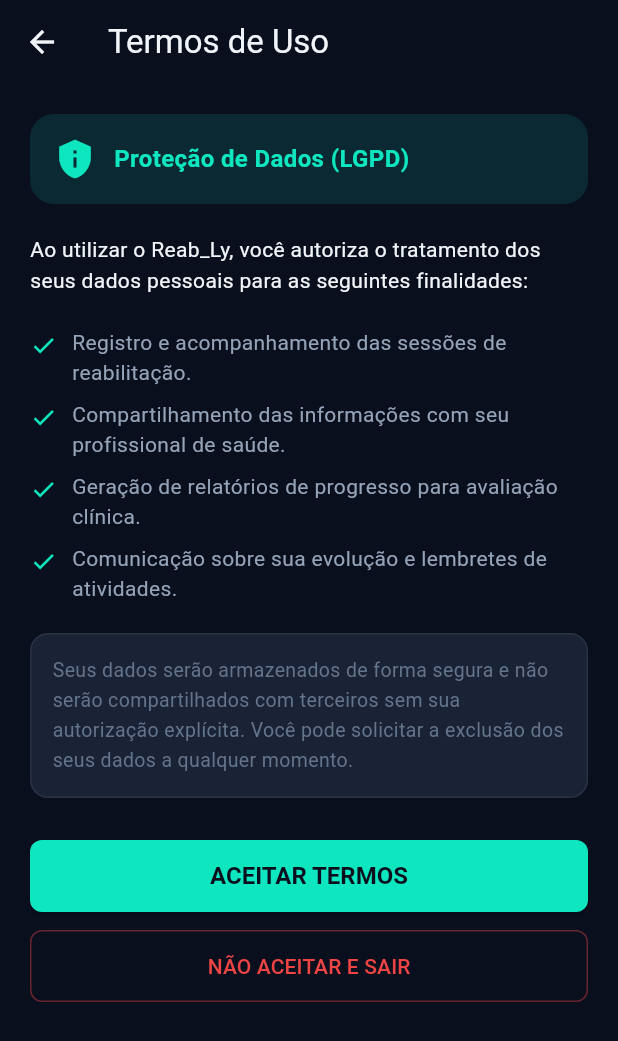
After one commit to CaparicaLeo/Rehably-Mobile, a Flutter app: the ConsentScreen screen opened directly, on a phone screen of 412 x 824 dp. The commit adds this screen. Shown: the top 1041 px of the screen. Run offline on Flutter 3.47's test engine with Material 3 defaults, Android fonts, the phone set to English and light mode, and no system bars; our stand-ins replace shared_preferences; accounts and stored records are empty.

Commit message:
feat: add LGPD consent flow — ConsentScreen, accept/reject, self-delete

```diff
--- a/lib/models/user.dart
+++ b/lib/models/user.dart
@@ -95,6 +95,8 @@ class PatientProfile {
   final String? doctorId;
   final String birthDate;
   final String? clinicalCondition;
+  final bool consentimentoLgpd;
+  final String? consentimentoEm;
 
   PatientProfile({
     required this.id,
@@ -102,6 +104,8 @@ class PatientProfile {
     this.doctorId,
     required this.birthDate,
     this.clinicalCondition,
+    this.consentimentoLgpd = false,
+    this.consentimentoEm,
   });
 
   factory PatientProfile.fromJson(Map<String, dynamic> json) {
@@ -111,6 +115,8 @@ class PatientProfile {
       doctorId: json['doctor_id'] as String?,
       birthDate: json['birth_date'] as String,
       clinicalCondition: json['clinical_condition'] as String?,
+      consentimentoLgpd: json['consentimento_lgpd'] as bool? ?? false,
+      consentimentoEm: json['consentimento_em'] as String?,
     );
   }
 
@@ -120,5 +126,7 @@ class PatientProfile {
         'doctor_id': doctorId,
         'birth_date': birthDate,
         'clinical_condition': clinicalCondition,
+        'consentimento_lgpd': consentimentoLgpd,
+        'consentimento_em': consentimentoEm,
       };
 }
--- /dev/null
+++ b/lib/screens/consent/consent_screen.dart
@@ -0,0 +1,159 @@
+import 'package:flutter/material.dart';
+import 'package:provider/provider.dart';
+import '../../config/theme.dart';
+import '../../providers/auth_provider.dart';
+
+class ConsentScreen extends StatefulWidget {
+  const ConsentScreen({super.key});
+
+  @override
+  State<ConsentScreen> createState() => _ConsentScreenState();
+}
+
+class _ConsentScreenState extends State<ConsentScreen> {
+  bool _accepting = false;
+  bool _rejecting = false;
+
+  Future<void> _accept() async {
+    setState(() => _accepting = true);
+    final auth = context.read<AuthProvider>();
+    final ok = await auth.acceptConsent();
+    if (mounted && !ok) {
+      ScaffoldMessenger.of(context).showSnackBar(
+        const SnackBar(content: Text('Erro ao registrar consentimento.')),
+      );
+    }
+    if (mounted) setState(() => _accepting = false);
+  }
+
+  Future<void> _reject() async {
+    final confirm = await showDialog<bool>(
+      context: context,
+      builder: (ctx) => AlertDialog(
+        backgroundColor: AppColors.surface,
+        title: const Text('Excluir conta?', style: TextStyle(color: AppColors.text)),
+        content: const Text(
+          'Se você não aceitar os termos, sua conta e todos os dados serão excluídos permanentemente.',
+          style: TextStyle(color: AppColors.textMuted, fontSize: 14),
+        ),
+        actions: [
+          TextButton(
+            onPressed: () => Navigator.pop(ctx, false),
+            child: const Text('Cancelar'),
+          ),
+          TextButton(
+            onPressed: () => Navigator.pop(ctx, true),
+            style: TextButton.styleFrom(foregroundColor: AppColors.red),
+            child: const Text('Excluir conta'),
+          ),
+        ],
+      ),
+    );
+    if (confirm != true) return;
+    setState(() => _rejecting = true);
+    final auth = context.read<AuthProvider>();
+    await auth.deleteAccount();
+  }
+
+  @override
+  Widget build(BuildContext context) {
+    return Scaffold(
+      appBar: AppBar(title: const Text('Termos de Uso')),
+      body: _rejecting
+          ? const Center(child: CircularProgressIndicator())
+          : SingleChildScrollView(
+              padding: const EdgeInsets.all(20),
+              child: Column(
+                crossAxisAlignment: CrossAxisAlignment.start,
+                children: [
+                  Container(
+                    padding: const EdgeInsets.all(16),
+                    decoration: BoxDecoration(
+                      color: AppColors.tealDim,
+                      borderRadius: BorderRadius.circular(16),
+                    ),
+                    child: const Row(
+                      children: [
+                        Icon(Icons.privacy_tip, color: AppColors.teal, size: 28),
+                        SizedBox(width: 12),
+                        Expanded(
+                          child: Text(
+                            'Proteção de Dados (LGPD)',
+                            style: TextStyle(fontSize: 16, fontWeight: FontWeight.w700, color: AppColors.teal),
+                          ),
+                        ),
+                      ],
+                    ),
+                  ),
+                  const SizedBox(height: 20),
+                  const Text(
+                    'Ao utilizar o Reab_Ly, você autoriza o tratamento dos seus dados pessoais para as seguintes finalidades:',
+                    style: TextStyle(fontSize: 14, color: AppColors.text, height: 1.5),
+                  ),
+                  const SizedBox(height: 16),
+                  _item('Registro e acompanhamento das sessões de reabilitação.'),
+                  _item('Compartilhamento das informações com seu profissional de saúde.'),
+                  _item('Geração de relatórios de progresso para avaliação clínica.'),
+                  _item('Comunicação sobre sua evolução e lembretes de atividades.'),
+                  const SizedBox(height: 16),
+                  Container(
+                    padding: const EdgeInsets.all(14),
+                    decoration: BoxDecoration(
+                      color: AppColors.surface2,
+                      borderRadius: BorderRadius.circular(12),
+                      border: Border.all(color: AppColors.border),
+                    ),
+                    child: const Text(
+                      'Seus dados serão armazenados de forma segura e não serão compartilhados com terceiros sem sua autorização explícita. Você pode solicitar a exclusão dos seus dados a qualquer momento.',
+                      style: TextStyle(fontSize: 13, color: AppColors.textMuted, height: 1.5),
+                    ),
+                  ),
+                  const SizedBox(height: 28),
+                  SizedBox(
+                    width: double.infinity,
+                    height: 48,
+                    child: ElevatedButton(
+                      onPressed: _accepting ? null : _accept,
+                      child: _accepting
+                          ? const SizedBox(width: 20, height: 20, child: CircularProgressIndicator(strokeWidth: 2, color: AppColors.bg))
+                          : const Text('ACEITAR TERMOS'),
+                    ),
+                  ),
+                  const SizedBox(height: 12),
+                  SizedBox(
+                    width: double.infinity,
+                    height: 48,
+                    child: OutlinedButton(
+                      onPressed: _rejecting ? null : _reject,
+                      style: OutlinedButton.styleFrom(
+                        foregroundColor: AppColors.red,
+                        side: const BorderSide(color: AppColors.red.withOpacity(0.4)),
+                      ),
+                      child: const Text('NÃO ACEITAR E SAIR'),
+                    ),
+                  ),
+                ],
+              ),
+            ),
+    );
+  }
+
+  Widget _item(String text) {
+    return Padding(
+      padding: const EdgeInsets.symmetric(vertical: 4),
+      child: Row(
+        crossAxisAlignment: CrossAxisAlignment.start,
+        children: [
+          const Padding(
+            padding: EdgeInsets.only(top: 3),
+            child: Icon(Icons.check, size: 18, color: AppColors.teal),
+          ),
+          const SizedBox(width: 10),
+          Expanded(
+            child: Text(text, style: const TextStyle(fontSize: 14, color: AppColors.textDim, height: 1.4)),
+          ),
+        ],
+      ),
+    );
+  }
+}
```
Also changed, not shown: lib/main.dart (+8 -1 lines), lib/providers/auth_provider.dart (+26 -0 lines).
